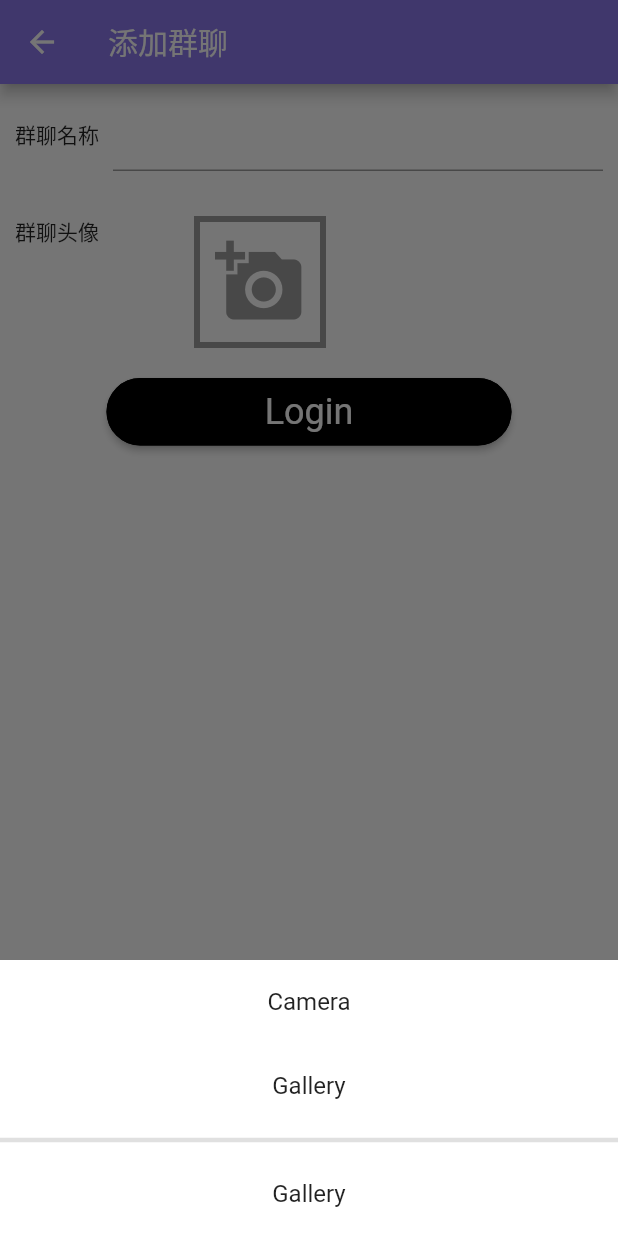
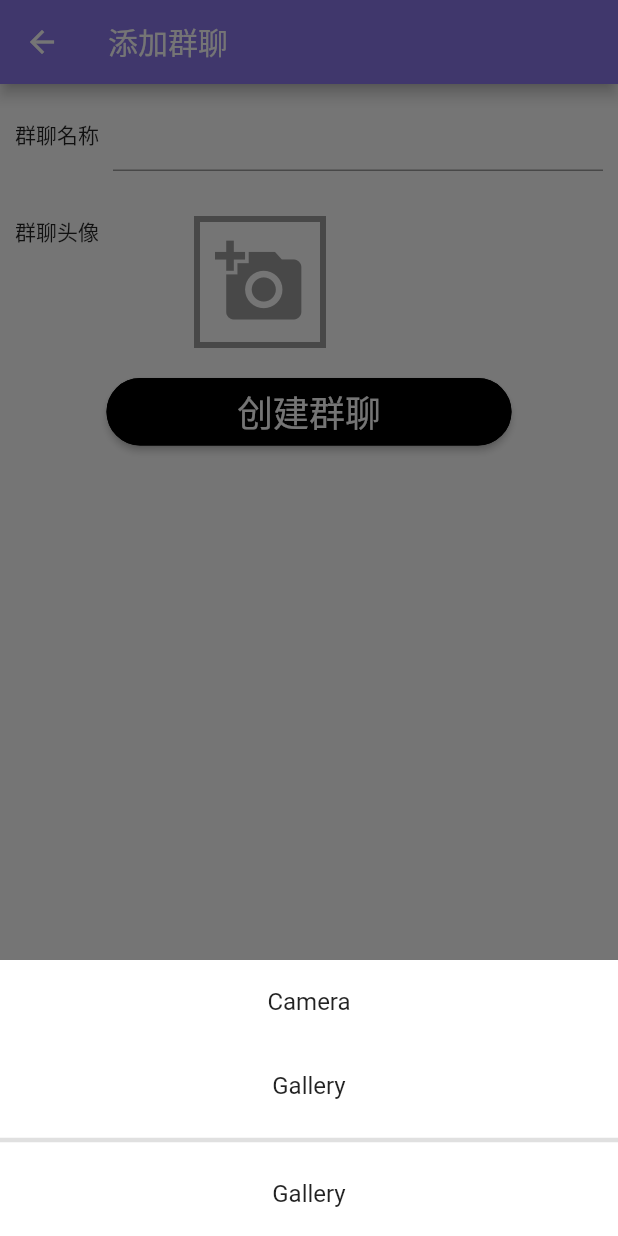
Before and after one commit to balloontmz/chat-client, a Flutter app: the AddGroup screen opened directly, after a tap on the "add a photo" icon, on a phone screen of 412 x 824 dp. Run offline on Flutter 3.47's test engine with Material 2 defaults, Android fonts, the phone set to English and light mode, and no system bars; our stand-ins replace cached_network_image, dio, event_bus, flutter_screenutil, image_picker, shared_preferences and 2 more; missing offline and left inert: image_crop; accounts and stored records are empty; network calls fail; statements that could not run were skipped.

Commit message:
添加用户头像,下一步修改用户头像.群组搜索

```diff
--- a/lib/models/token_info.dart
+++ b/lib/models/token_info.dart
@@ -6,14 +6,17 @@ class TokenInfo {
   String username;
   int userid;
   int companyId;
+  String avatar;
 
-  TokenInfo(
-      {this.accessToken,
-      this.tokenType,
-      this.username,
-      this.userid,
-      this.expiresIn,
-      this.companyId = 0});
+  TokenInfo({
+    this.accessToken,
+    this.tokenType,
+    this.username,
+    this.userid,
+    this.expiresIn,
+    this.companyId = 0,
+    this.avatar = '',
+  });
 
   factory TokenInfo.fromJson(Map<String, dynamic> json) {
     print('fromJOSN $json   ${json.runtimeType}');
@@ -24,6 +27,7 @@ class TokenInfo {
       tokenType: tokenObj['token_type'],
       username: tokenObj['username'],
       userid: tokenObj['userid'],
+      avatar: tokenObj['avatar'],
     );
   }
 }
--- a/lib/screens/ios/add_group.dart
+++ b/lib/screens/ios/add_group.dart
@@ -7,6 +7,7 @@ import 'package:chat/utils/qiniu_util.dart';
 import 'package:chat/utils/util.dart';
 import 'package:chat/widgets/add_group_float_btn.dart';
 import 'package:chat/widgets/copy_image_route.dart';
+import 'package:chat/widgets/image_buttom_sheet.dart';
 import 'package:flutter/cupertino.dart';
 import 'package:flutter/material.dart';
 import 'package:image_picker/image_picker.dart';
@@ -97,7 +98,7 @@ class _AddGroupState extends State<AddGroup> {
                 width: 270.0,
                 child: RaisedButton(
                   child: Text(
-                    'Login',
+                    '创建群聊',
                     style: Theme.of(context).primaryTextTheme.headline,
                   ),
                   color: Colors.black,
@@ -131,6 +132,7 @@ class _AddGroupState extends State<AddGroup> {
 
     Log.i("创建群聊的返回结果为: $result");
     //TODO: 添加完成之后,是否需要弹回上一个页面,是否需要加入弹窗提示一类的
+    Routers.pop(context);
 
     return false;
   }
@@ -189,48 +191,50 @@ class _AddGroupState extends State<AddGroup> {
   _onGroupAvatarBtnPress() {
     File imageFile;
     showModalBottomSheet(
-        context: context,
-        builder: (BuildContext context) {
-          return new Column(
-            // mainAxisAlignment: MainAxisAlignment.center,
-            mainAxisSize: MainAxisSize.min,
-            children: <Widget>[
-              new ListTile(
-                // leading: new Icon(Icons.photo_camera),
-                title: new Center(
-                  child: new Text("Camera"),
-                ),
+      context: context,
+      builder: imageButtomSheetBuilder(context, cropImage),
+    );
+    // builder: (BuildContext context) {
+    //   return new Column(
+    //     // mainAxisAlignment: MainAxisAlignment.center,
+    //     mainAxisSize: MainAxisSize.min,
+    //     children: <Widget>[
+    //       new ListTile(
+    //         // leading: new Icon(Icons.photo_camera),
+    //         title: new Center(
+    //           child: new Text("Camera"),
+    //         ),
 
-                onTap: () async {
-                  await getImage();
-                  Navigator.pop(context);
-                },
-              ),
-              new ListTile(
-                // leading: new Icon(Icons.photo_library),
-                title: new Center(
-                  child: new Text("Gallery"),
-                ),
-                onTap: () async {
-                  await chooseImage();
-                  Navigator.pop(context);
-                },
-              ),
-              new Divider(
-                thickness: 3,
-              ),
-              new ListTile(
-                // leading: new Icon(Icons.photo_library),
-                title: new Center(
-                  child: new Text("Gallery"),
-                ),
-                onTap: () async {
-                  Navigator.pop(context);
-                },
-              ),
-            ],
-          );
-        });
+    //         onTap: () async {
+    //           await getImage();
+    //           Navigator.pop(context);
+    //         },
+    //       ),
+    //       new ListTile(
+    //         // leading: new Icon(Icons.photo_library),
+    //         title: new Center(
+    //           child: new Text("Gallery"),
+    //         ),
+    //         onTap: () async {
+    //           await chooseImage();
+    //           Navigator.pop(context);
+    //         },
+    //       ),
+    //       new Divider(
+    //         thickness: 3,
+    //       ),
+    //       new ListTile(
+    //         // leading: new Icon(Icons.photo_library),
+    //         title: new Center(
+    //           child: new Text("Gallery"),
+    //         ),
+    //         onTap: () async {
+    //           Navigator.pop(context);
+    //         },
+    //       ),
+    //     ],
+    //   );
+    // });
   }
 
   ///拍摄照片
--- a/lib/screens/ios/sign_in.dart
+++ b/lib/screens/ios/sign_in.dart
@@ -155,9 +155,11 @@ class SignInState extends State<SignIn> {
         if (true) {
           TokenUtil.saveAccountName(username);
           TokenUtil.savePassword(password);
+          TokenUtil.saveAvatar(result.avatar);
         } else {
           TokenUtil.saveAccountName("");
           TokenUtil.savePassword("");
+          TokenUtil.saveAvatar("");
         }
         TokenUtil.saveRemember(true);
 
--- /dev/null
+++ b/lib/widgets/image_buttom_sheet.dart
@@ -0,0 +1,63 @@
+import 'dart:io';
+
+import 'package:chat/widgets/copy_image_route.dart';
+import 'package:flutter/cupertino.dart';
+import 'package:flutter/material.dart';
+import 'package:image_picker/image_picker.dart';
+
+Widget Function(BuildContext) imageButtomSheetBuilder(
+    BuildContext context, Function(File) cropImage) {
+  return (BuildContext context) {
+    return new Column(
+      // mainAxisAlignment: MainAxisAlignment.center,
+      mainAxisSize: MainAxisSize.min,
+      children: <Widget>[
+        new ListTile(
+          // leading: new Icon(Icons.photo_camera),
+          title: new Center(
+            child: new Text("Camera"),
+          ),
+
+          onTap: () async {
+            await getImage(cropImage);
+            Navigator.pop(context);
+          },
+        ),
+        new ListTile(
+          // leading: new Icon(Icons.photo_library),
+          title: new Center(
+            child: new Text("Gallery"),
+          ),
+          onTap: () async {
+            await chooseImage(cropImage);
+            Navigator.pop(context);
+          },
+        ),
+        new Divider(
+          thickness: 3,
+        ),
+        new ListTile(
+          // leading: new Icon(Icons.photo_library),
+          title: new Center(
+            child: new Text("Gallery"),
+          ),
+          onTap: () async {
+            Navigator.pop(context);
+          },
+        ),
+      ],
+    );
+  };
+}
+
+///拍摄照片
+Future getImage(Function(File) cropImage) async {
+  await ImagePicker.pickImage(source: ImageSource.camera)
+      .then((image) => cropImage(image));
+}
+
+///从相册选取
+Future chooseImage(Function(File) cropImage) async {
+  await ImagePicker.pickImage(source: ImageSource.gallery)
+      .then((image) => cropImage(image));
+}
```
Also changed, not shown: lib/widgets/group_side_drawer.dart (+32 -7 lines), lib/widgets/search_box.dart (+14 -12 lines).
